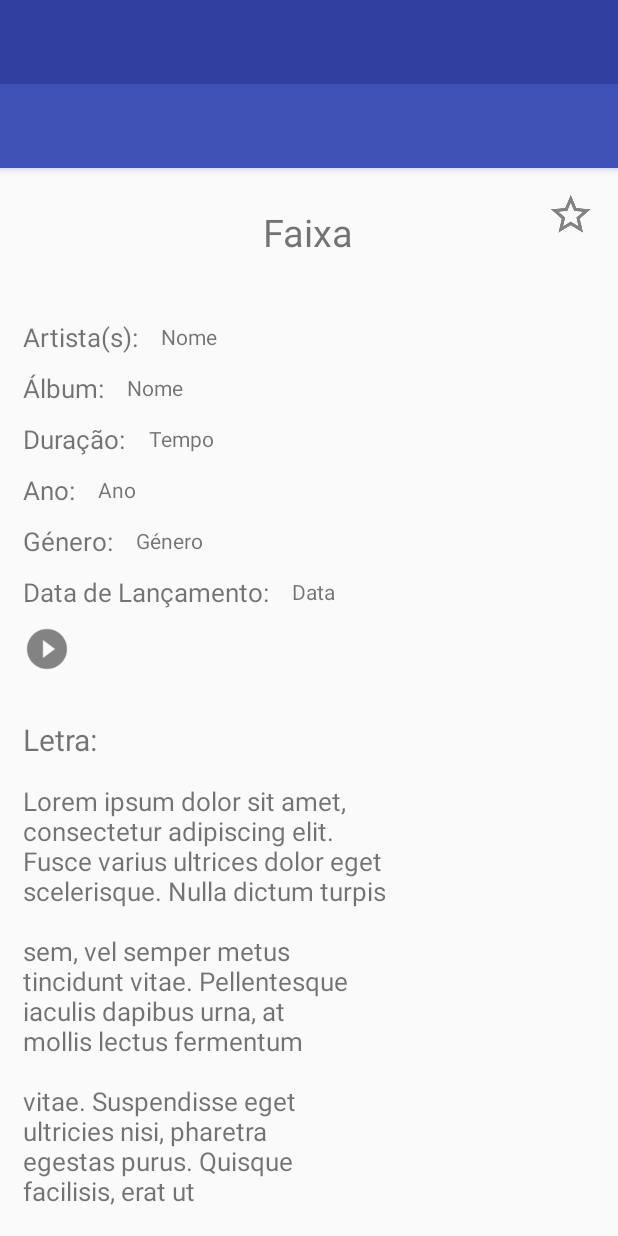
After one commit to cristianovagos/musicapp-ihc, an Android app: the layout activity_track.xml on its own in the app's theme, with its tools: preview values and no code run, on a phone screen of 412 x 824 dp. The commit adds this screen. Run offline under Robolectric (Android 15) with nearby library versions, the light colour scheme and no system bars.

Commit message:
Minor changes, Track added

```diff
--- /dev/null
+++ b/MusicApp/app/src/main/res/layout/activity_track.xml
@@ -0,0 +1,25 @@
+<?xml version="1.0" encoding="utf-8"?>
+<android.support.v4.widget.DrawerLayout xmlns:android="http://schemas.android.com/apk/res/android"
+    xmlns:app="http://schemas.android.com/apk/res-auto"
+    xmlns:tools="http://schemas.android.com/tools"
+    android:id="@+id/drawer_layout"
+    android:layout_width="match_parent"
+    android:layout_height="match_parent"
+    android:fitsSystemWindows="true"
+    tools:openDrawer="start">
+
+    <include
+        layout="@layout/app_bar_track"
+        android:layout_width="match_parent"
+        android:layout_height="match_parent" />
+
+    <android.support.design.widget.NavigationView
+        android:id="@+id/nav_view"
+        android:layout_width="wrap_content"
+        android:layout_height="match_parent"
+        android:layout_gravity="start"
+        android:fitsSystemWindows="true"
+        app:headerLayout="@layout/nav_header_main"
+        app:menu="@menu/activity_main_drawer" />
+
+</android.support.v4.widget.DrawerLayout>
--- /dev/null
+++ b/MusicApp/app/src/main/res/layout/app_bar_track.xml
@@ -0,0 +1,42 @@
+<?xml version="1.0" encoding="utf-8"?>
+<android.support.design.widget.CoordinatorLayout xmlns:android="http://schemas.android.com/apk/res/android"
+    xmlns:app="http://schemas.android.com/apk/res-auto"
+    xmlns:tools="http://schemas.android.com/tools"
+    android:layout_width="match_parent"
+    android:layout_height="match_parent"
+    tools:context=".MainActivity">
+
+    <android.support.design.widget.AppBarLayout
+        android:layout_width="match_parent"
+        android:layout_height="wrap_content"
+        android:theme="@style/AppTheme.AppBarOverlay">
+
+        <android.support.v7.widget.Toolbar
+            android:id="@+id/toolbar"
+            android:layout_width="match_parent"
+            android:layout_height="?attr/actionBarSize"
+            android:background="?attr/colorPrimary"
+            app:popupTheme="@style/AppTheme.PopupOverlay" />
+
+    </android.support.design.widget.AppBarLayout>
+
+    <android.support.v4.widget.NestedScrollView
+        android:layout_width="match_parent"
+        android:layout_height="match_parent"
+        android:clipToPadding="false"
+        app:layout_behavior="@string/appbar_scrolling_view_behavior">
+
+        <include layout="@layout/content_track" />
+
+    </android.support.v4.widget.NestedScrollView>
+
+
+    <!--<android.support.design.widget.FloatingActionButton-->
+        <!--android:id="@+id/fab"-->
+        <!--android:layout_width="wrap_content"-->
+        <!--android:layout_height="wrap_content"-->
+        <!--android:layout_gravity="bottom|end"-->
+        <!--android:layout_margin="@dimen/fab_margin"-->
+        <!--app:srcCompat="@android:drawable/ic_dialog_email" />-->
+
+</android.support.design.widget.CoordinatorLayout>
--- /dev/null
+++ b/MusicApp/app/src/main/res/layout/content_track.xml
@@ -0,0 +1,247 @@
+<?xml version="1.0" encoding="utf-8"?>
+<LinearLayout xmlns:android="http://schemas.android.com/apk/res/android"
+    xmlns:app="http://schemas.android.com/apk/res-auto"
+    xmlns:tools="http://schemas.android.com/tools"
+    android:layout_width="match_parent"
+    android:layout_height="match_parent"
+    android:orientation="vertical"
+    app:layout_behavior="@string/appbar_scrolling_view_behavior"
+    tools:context=".MainActivity"
+    tools:showIn="@layout/app_bar_track">
+
+    <RelativeLayout
+        android:layout_width="match_parent"
+        android:layout_height="wrap_content"
+        android:padding="15dp">
+
+       <!-- <ImageView
+            android:id="@+id/albumLogo"
+            android:layout_width="150dp"
+            android:layout_height="150dp"
+            android:src="@mipmap/ic_launcher_round"
+            android:layout_centerHorizontal="true"/> -->
+
+        <TextView
+            android:id="@+id/albumName"
+            android:layout_width="wrap_content"
+            android:layout_height="wrap_content"
+            android:text="Faixa"
+            android:layout_marginTop="10dp"
+            android:textSize="25sp"
+            android:layout_below="@id/albumLogo"
+            android:layout_centerHorizontal="true"/>
+
+
+        <ImageView
+            android:layout_width="wrap_content"
+            android:layout_height="wrap_content"
+            android:src="@drawable/ic_star"
+            android:layout_alignParentRight="true"/>
+
+    </RelativeLayout>
+
+    <LinearLayout
+        android:layout_width="match_parent"
+        android:layout_height="wrap_content"
+        android:padding="15dp"
+        android:orientation="vertical">
+
+
+
+        <LinearLayout
+            android:layout_width="match_parent"
+            android:layout_height="wrap_content"
+            android:orientation="vertical">
+
+            <LinearLayout
+                android:layout_width="match_parent"
+                android:layout_height="wrap_content"
+                android:orientation="horizontal"
+                android:layout_marginTop="10dp">
+
+                <TextView
+                    android:layout_width="wrap_content"
+                    android:layout_height="wrap_content"
+                    android:text="Artista(s):"
+                    android:textSize="17dp"/>
+
+                <TextView
+                    android:layout_width="60dp"
+                    android:layout_height="wrap_content"
+                    android:text="Nome"
+                    android:layout_marginLeft="15dp"
+                    android:layout_weight="1"
+                    android:layout_gravity="center_vertical"/>
+
+
+
+         <!--       <ImageView
+                    android:layout_width="wrap_content"
+                    android:layout_height="wrap_content"
+                    android:src="@drawable/ic_play"/> -->
+
+            </LinearLayout>
+
+            <LinearLayout
+                android:layout_width="match_parent"
+                android:layout_height="wrap_content"
+                android:orientation="horizontal"
+                android:layout_marginTop="10dp">
+
+                <TextView
+                    android:layout_width="wrap_content"
+                    android:layout_height="wrap_content"
+                    android:text="Álbum:"
+                    android:textSize="17dp"/>
+
+                <TextView
+                    android:layout_width="60dp"
+                    android:layout_height="wrap_content"
+                    android:text="Nome"
+                    android:layout_marginLeft="15dp"
+                    android:layout_weight="1"
+                    android:layout_gravity="center_vertical"/>
+
+
+
+            </LinearLayout>
+
+            <LinearLayout
+                android:layout_width="match_parent"
+                android:layout_height="wrap_content"
+                android:orientation="horizontal"
+                android:layout_marginTop="10dp">
+
+                <TextView
+                    android:layout_width="wrap_content"
+                    android:layout_height="wrap_content"
+                    android:text="Duração:"
+                    android:textSize="17dp"/>
+
+                <TextView
+                    android:layout_width="60dp"
+                    android:layout_height="wrap_content"
+                    android:text="Tempo"
+                    android:layout_marginLeft="15dp"
+                    android:layout_weight="1"
+                    android:layout_gravity="center_vertical"/>
+
+            </LinearLayout>
+
+            <LinearLayout
+                android:layout_width="match_parent"
+                android:layout_height="wrap_content"
+                android:orientation="horizontal"
+                android:layout_marginTop="10dp">
+
+                <TextView
+                    android:layout_width="wrap_content"
+                    android:layout_height="wrap_content"
+                    android:text="Ano:"
+                    android:textSize="17dp"/>
+
+                <TextView
+                    android:layout_width="60dp"
+                    android:layout_height="wrap_content"
+                    android:text="Ano"
+                    android:layout_marginLeft="15dp"
+                    android:layout_weight="1"
+                    android:layout_gravity="center_vertical"/>
+
+            </LinearLayout>
+
+            <LinearLayout
+                android:layout_width="match_parent"
+                android:layout_height="wrap_content"
+                android:orientation="horizontal"
+                android:layout_marginTop="10dp">
+
+                <TextView
+                    android:layout_width="wrap_content"
+                    android:layout_height="wrap_content"
+                    android:text="Género:"
+                    android:textSize="17dp"/>
+
+                <TextView
+                    android:layout_width="60dp"
+                    android:layout_height="wrap_content"
+                    android:text="Género"
+                    android:layout_marginLeft="15dp"
+                    android:layout_weight="1"
+                    android:layout_gravity="center_vertical"/>
+
+            </LinearLayout>
+
+            <LinearLayout
+                android:layout_width="match_parent"
+                android:layout_height="wrap_content"
+                android:orientation="horizontal"
+                android:layout_marginTop="10dp">
+
+                <TextView
+                    android:layout_width="wrap_content"
+                    android:layout_height="wrap_content"
+                    android:text="Data de Lançamento:"
+                    android:textSize="17dp"/>
+
+                <TextView
+                    android:layout_width="60dp"
+                    android:layout_height="wrap_content"
+                    android:text="Data"
+                    android:layout_marginLeft="15dp"
+                    android:layout_weight="1"
+                    android:layout_gravity="center_vertical"/>
+
+            </LinearLayout>
+
+            <LinearLayout
+                android:layout_width="match_parent"
+                android:layout_height="wrap_content"
+                android:orientation="horizontal"
+                android:layout_marginTop="10dp">
+
+                <ImageView
+                    android:layout_width="wrap_content"
+                    android:layout_height="wrap_content"
+                    android:src="@drawable/ic_play"/>
+
+            </LinearLayout>
+
+        </LinearLayout>
+
+    </LinearLayout>
+
+
+
+    <LinearLayout
+        android:layout_width="match_parent"
+        android:layout_height="wrap_content"
+        android:padding="15dp"
+        android:orientation="vertical">
+
+        <TextView
+            android:layout_width="wrap_content"
+            android:layout_height="wrap_content"
+            android:text="Letra:"
+            android:textSize="20sp"
+            android:layout_marginBottom="10dp"/>
+
+        <LinearLayout
+            android:layout_width="wrap_content"
+            android:layout_height="wrap_content"
+            android:orientation="horizontal"
+            android:layout_marginTop="5dp">
+
+            <TextView
+                android:layout_width="wrap_content"
+                android:layout_height="wrap_content"
+                android:text="Lorem ipsum dolor sit amet, \nconsectetur adipiscing elit. \nFusce varius ultrices dolor eget \nscelerisque. Nulla dictum turpis \n\nsem, vel semper metus \ntincidunt vitae. Pellentesque \niaculis dapibus urna, at \nmollis lectus fermentum \n\nvitae. Suspendisse eget \nultricies nisi, pharetra \negestas purus. Quisque \nfacilisis, erat ut \n\ntempus scelerisque, ante \nenim tristique metus, sollicitudin \ngravida mauris urna \nnon odio. Sed sit amet dictum \n\nmagna. Duis non sem volutpat, \nvestibulum sem non, \nconvallis ligula. \nNulla gravida volutpat lacus \n\nin porttitor. Pellentesque \nturpis neque, semper vel \nerat volutpat, tempus \nporttitor purus. Pellentesque \n\nhabitant morbi tristique \nsenectus et netus et\nmalesuada fames ac turpis\negestas. Pellentesque cursus\n\nultrices augue, in sagittis\nnisi semper blandit. Suspendisse \nnon purus ultricies, semper \nrisus vitae, fringilla ex."
+                android:textSize="17sp"
+                android:layout_marginRight="5dp"/>
+
+
+        </LinearLayout>
+
+    </LinearLayout>
+
+</LinearLayout>
--- a/MusicApp/build.gradle
+++ b/MusicApp/build.gradle
@@ -7,7 +7,7 @@ buildscript {
         jcenter()
     }
     dependencies {
-        classpath 'com.android.tools.build:gradle:3.1.1'
+        classpath 'com.android.tools.build:gradle:3.1.2'
 
 
         // NOTE: Do not place your application dependencies here; they belong
```
Also changed, not shown: MusicApp/app/src/main/java/pt/ua/ihc1718/musicapp/MainActivity.java (+5 -4 lines), MusicApp/app/src/main/res/layout/content_main.xml (+114 -41 lines), 2 other files.
